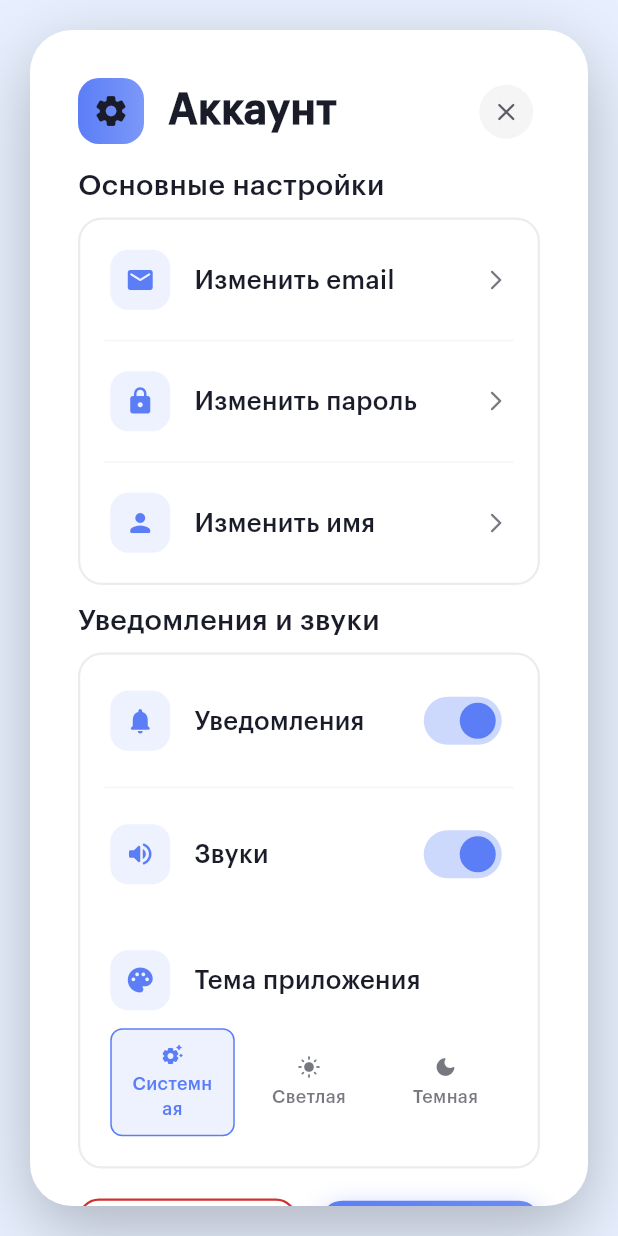
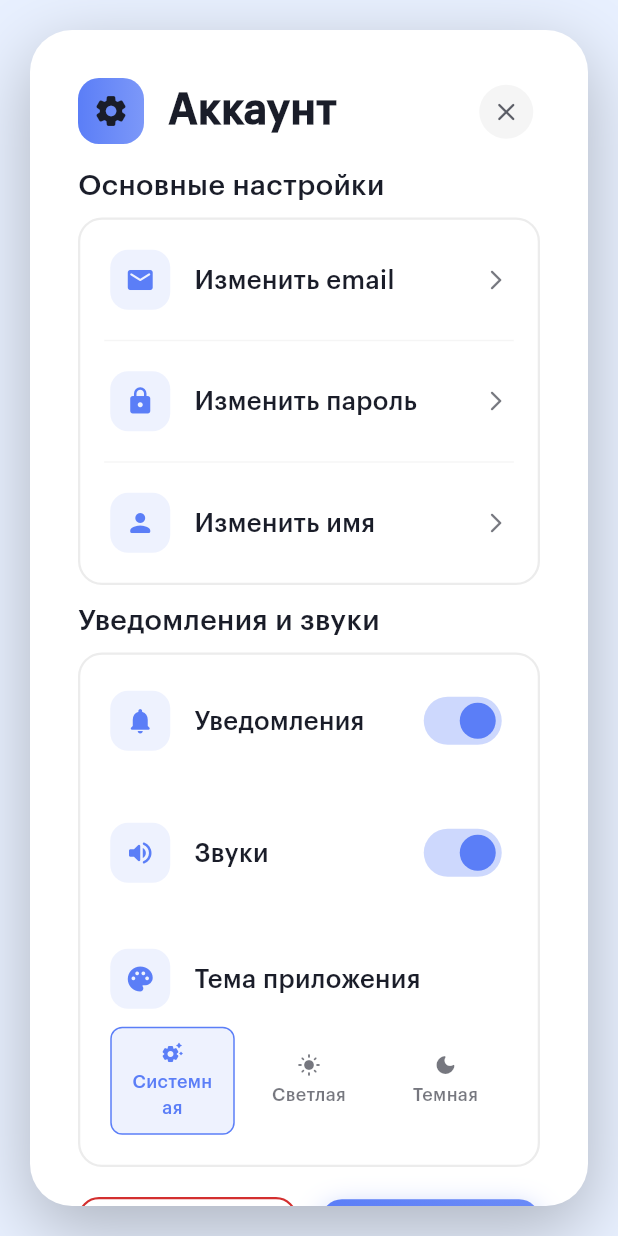
Before and after one commit to shshkiper/arbuziki, a Flutter app: the SettingsDialog widget shown alone on an empty page, opened directly, on a phone screen of 412 x 824 dp. Run offline on Flutter 3.47's test engine with Material 3 defaults, Android fonts, the phone set to English and light mode, and no system bars; our stand-ins replace flutter_animate, flutter_dotenv, flutter_riverpod, freezed_annotation, go_router, qr_flutter and 2 more; accounts and stored records are empty.

Commit message:
loyaltyfix+profilefix

```diff
--- a/drinkwithbook/lib/presentation/pages/loyalty/loyalty_page.dart
+++ b/drinkwithbook/lib/presentation/pages/loyalty/loyalty_page.dart
@@ -122,7 +122,7 @@ class _LoyaltyPageState extends ConsumerState<LoyaltyPage>
     child: IconButton(
       icon: const Icon(Icons.arrow_back),
       onPressed: () {
-        context.go('/profile?tab=profile');
+        context.go('/home?tab=profile');
       },
     ),
   ),
--- a/drinkwithbook/lib/presentation/pages/profile/settings_dialog.dart
+++ b/drinkwithbook/lib/presentation/pages/profile/settings_dialog.dart
@@ -197,11 +197,6 @@ class _SettingsDialogState extends ConsumerState<SettingsDialog> {
                             (value) =>
                                 setState(() => _notificationsEnabled = value),
                           ),
-                          Container(
-                            height: 1,
-                            margin: const EdgeInsets.symmetric(horizontal: 16),
-                            color: Colors.grey.withOpacity(0.1),
-                          ),
                           _buildPremiumSwitchItem(
                             context,
                             Icons.volume_up_rounded,
@@ -386,6 +381,7 @@ class _SettingsDialogState extends ConsumerState<SettingsDialog> {
       ),
     );
   }
+
 
   // Премиум версия переключателя
   Widget _buildPremiumSwitchItem(
```
Also changed, not shown: drinkwithbook/lib/presentation/pages/home/home_page.dart (+2 -11 lines), drinkwithbook/lib/presentation/pages/profile/profile_page.dart (+7 -9 lines).
